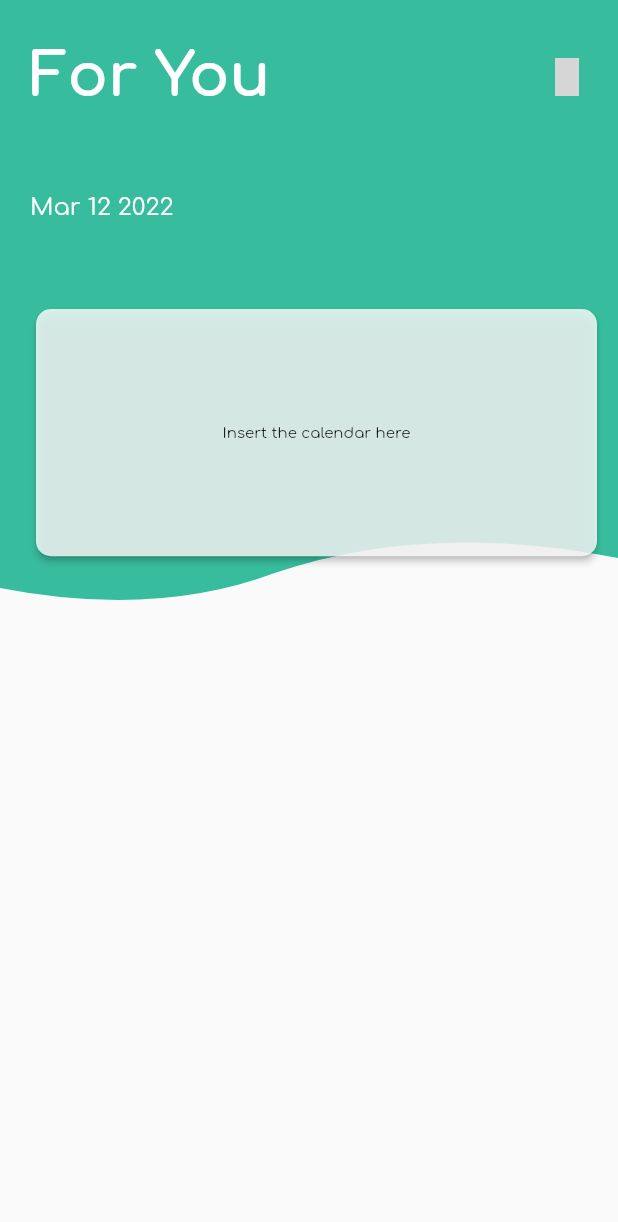
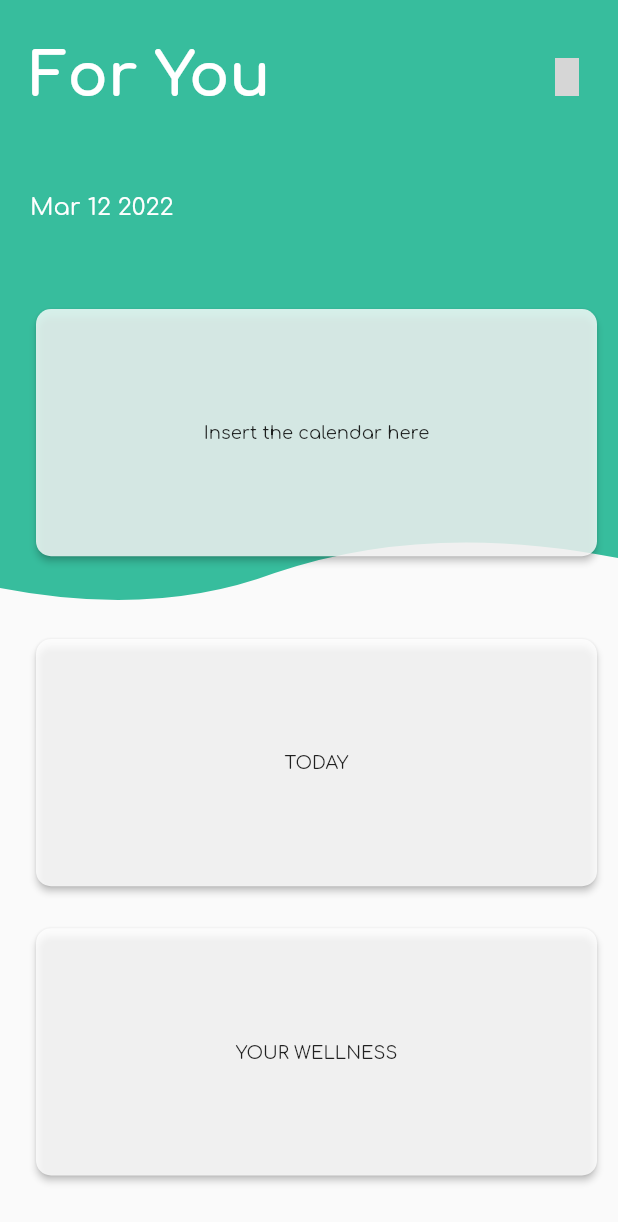
Before and after one commit to ogaroh/shamiri_health, a Flutter app: the screen it shows after launch, on a phone screen of 412 x 824 dp. Shown: the top 1222 px of the screen. Run offline on Flutter 3.47's test engine with Material 2 defaults, Android fonts, the phone set to English and light mode, and no system bars; our stand-ins replace flutter_custom_clippers, google_fonts; missing offline and left inert: carbon_icons; grey boxes are pictures that could not be loaded.

Commit message:
other cards

```diff
--- a/lib/src/screens/home.dart
+++ b/lib/src/screens/home.dart
@@ -126,7 +126,7 @@ class HomeScreen extends StatelessWidget {
                                 child: const Center(
                                   child: Text(
                                     'Insert the calendar here',
-                                    style: TextStyle(fontSize: 10),
+                                    style: TextStyle(fontSize: 12.0),
                                   ),
                                 ),
                               ),
@@ -138,6 +138,56 @@ class HomeScreen extends StatelessWidget {
                   ],
                 ),
               ),
+              Padding(
+                padding: const EdgeInsets.fromLTRB(
+                  20.0,
+                  10.0,
+                  10.0,
+                  10.0,
+                ),
+                child: Card(
+                  elevation: 2,
+                  color: kDefaultWhite.withOpacity(0.8),
+                  shape: RoundedRectangleBorder(
+                    borderRadius: BorderRadius.circular(10),
+                  ),
+                  child: SizedBox(
+                    width: double.infinity,
+                    height: height / 5.0,
+                    child: Center(
+                      child: Text(
+                        'Today'.toUpperCase(),
+                        style: const TextStyle(fontSize: 12.0),
+                      ),
+                    ),
+                  ),
+                ),
+              ),
+              Padding(
+                padding: const EdgeInsets.fromLTRB(
+                  20.0,
+                  10.0,
+                  10.0,
+                  10.0,
+                ),
+                child: Card(
+                  elevation: 2,
+                  color: kDefaultWhite.withOpacity(0.8),
+                  shape: RoundedRectangleBorder(
+                    borderRadius: BorderRadius.circular(10),
+                  ),
+                  child: SizedBox(
+                    width: double.infinity,
+                    height: height / 5.0,
+                    child: Center(
+                      child: Text(
+                        'YOUR WELLNESS'.toUpperCase(),
+                        style: const TextStyle(fontSize: 12.0),
+                      ),
+                    ),
+                  ),
+                ),
+              ),
             ],
           ),
         ),
```
